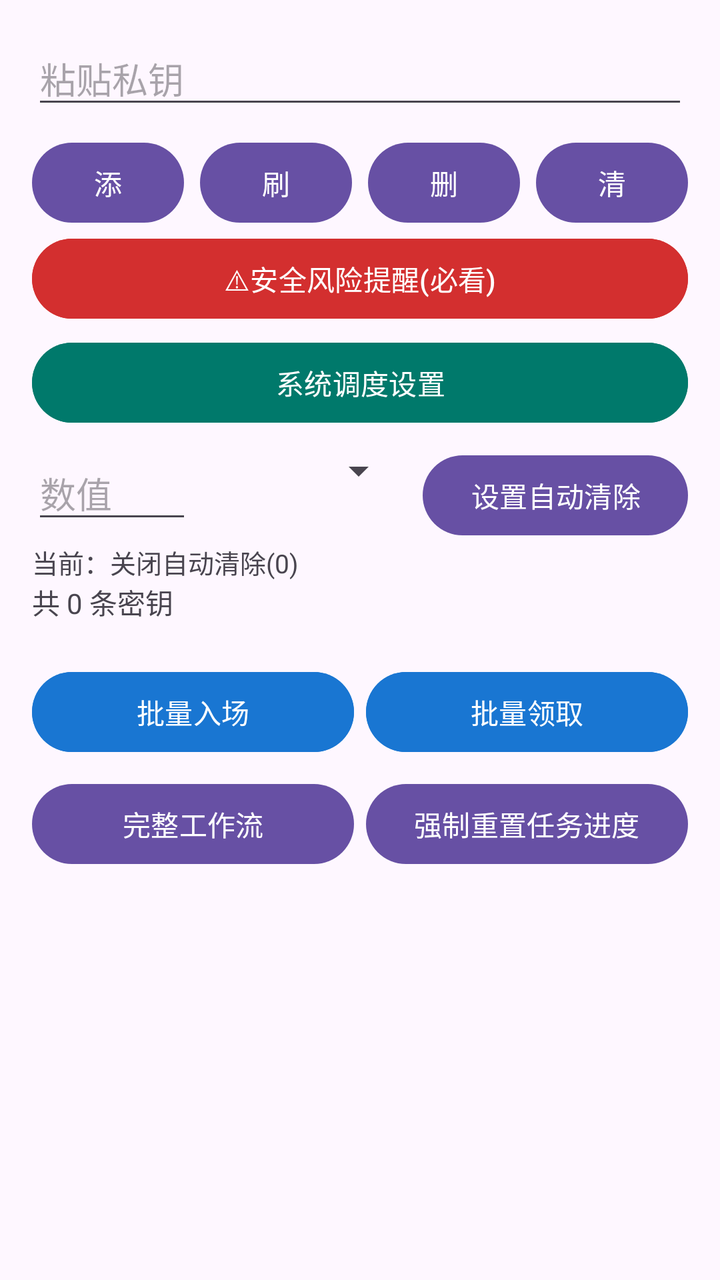
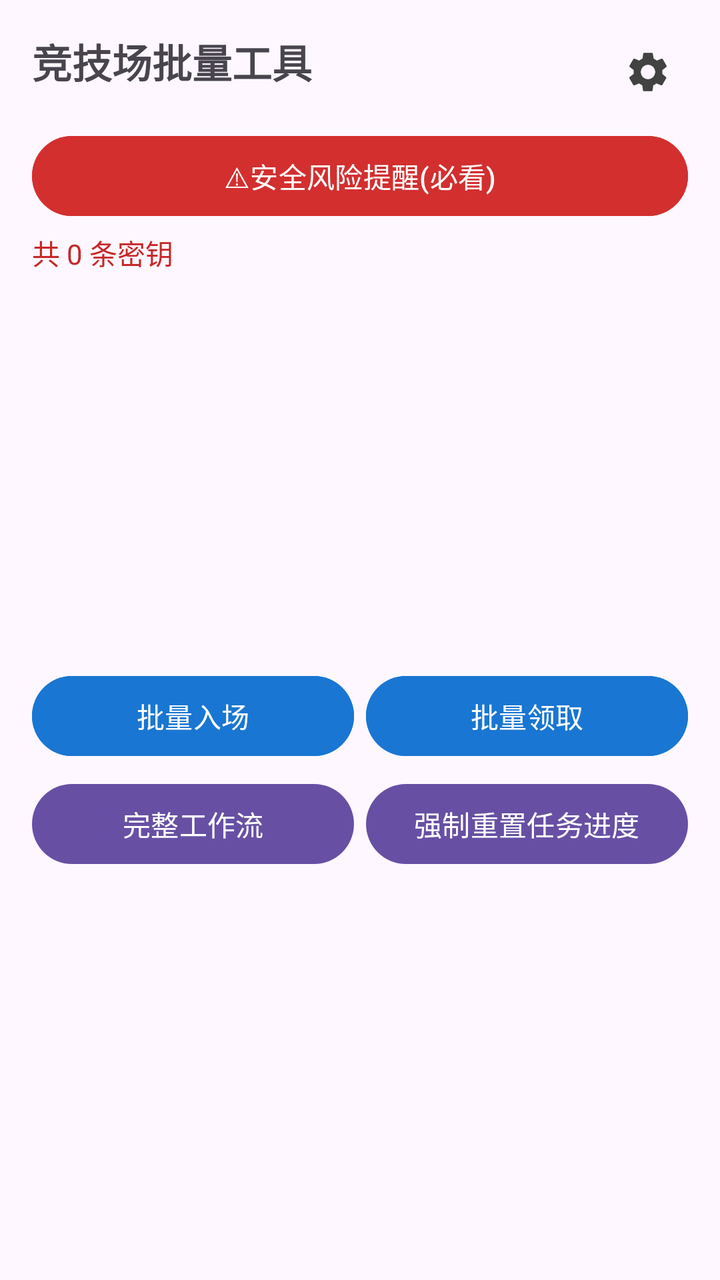

Before-and-after screenshots of an Android layout around one commit, followed by the original layout XML and the change that was made.
<!-- AndroidManifest.xml: application theme Theme.WlClient -->
<!-- res/layout/activity_main.xml -->
<?xml version="1.0" encoding="utf-8"?>
<LinearLayout xmlns:android="http://schemas.android.com/apk/res/android"
    android:id="@+id/main"
    android:layout_width="match_parent"
    android:layout_height="match_parent"
    android:orientation="vertical"
    android:padding="16dp">

    <EditText
        android:id="@+id/et_private_key"
        android:layout_width="match_parent"
        android:layout_height="wrap_content"
        android:hint="粘贴私钥"
        android:inputType="textNoSuggestions" />

    <LinearLayout
        android:layout_width="match_parent"
        android:layout_height="wrap_content"
        android:orientation="horizontal"
        android:layout_marginTop="8dp">

        <Button
            android:id="@+id/btn_add_key"
            android:layout_width="0dp"
            android:layout_height="wrap_content"
            android:layout_weight="1"
            android:maxLines="1"
            android:text="添加私钥" />
        <View
            android:layout_width="8dp"
            android:layout_height="0dp" />
        <Button
            android:id="@+id/btn_refresh_list"
            android:layout_width="0dp"
            android:layout_height="wrap_content"
            android:layout_weight="1"
            android:maxLines="1"
            android:text="刷新列表" />
        <View
            android:layout_width="8dp"
            android:layout_height="0dp" />
        <Button
            android:id="@+id/btn_remove_selected"
            android:layout_width="0dp"
            android:layout_height="wrap_content"
            android:layout_weight="1"
            android:maxLines="1"
            android:text="删除选中" />
        <View
            android:layout_width="8dp"
            android:layout_height="0dp" />
        <Button
            android:id="@+id/btn_clear_all"
            android:layout_width="0dp"
            android:layout_height="wrap_content"
            android:layout_weight="1"
            android:maxLines="1"
            android:text="清空全部" />
    </LinearLayout>

    
    <Button
        android:id="@+id/btn_security_warn"
        android:layout_width="match_parent"
        android:layout_height="wrap_content"
        android:backgroundTint="#D32F2F"
        android:textColor="#ffffff"
        android:text="⚠安全风险提醒(必看)" />

    
    <Button
        android:id="@+id/btn_sys_schedule_setting"
        android:layout_width="match_parent"
        android:layout_height="wrap_content"
        android:layout_marginTop="4dp"
        android:backgroundTint="#00796B"
        android:textColor="#ffffff"
        android:maxLines="1"
        android:text="系统调度设置" />

    
    <LinearLayout
        android:layout_width="match_parent"
        android:layout_height="wrap_content"
        android:orientation="horizontal"
        android:layout_marginTop="8dp">

        <EditText
            android:id="@+id/et_auto_clear_val"
            android:layout_width="80dp"
            android:layout_height="wrap_content"
            android:hint="数值"
            android:inputType="number" />
        <View
            android:layout_width="8dp"
            android:layout_height="0dp" />
        <Spinner
            android:id="@+id/sp_time_unit"
            android:layout_width="0dp"
            android:layout_height="wrap_content"
            android:layout_weight="1" />
        <View
            android:layout_width="8dp"
            android:layout_height="0dp" />
        <Button
            android:id="@+id/btn_set_auto_clear"
            android:layout_width="wrap_content"
            android:layout_height="wrap_content"
            android:maxLines="1"
            android:text="设置自动清除" />
    </LinearLayout>

    <TextView
        android:id="@+id/tv_auto_clear_status"
        android:layout_width="match_parent"
        android:layout_height="wrap_content"
        android:text="当前：关闭自动清除(0)"
        android:textSize="13sp" />

    <TextView
        android:id="@+id/tv_count_info"
        android:layout_width="match_parent"
        android:layout_height="wrap_content"
        android:text="共 0 条密钥" />

    <ListView
        android:id="@+id/lv_cipher_keys"
        android:layout_width="match_parent"
        android:layout_height="0dp"
        android:layout_weight="1" />

    
    <LinearLayout
        android:layout_width="match_parent"
        android:layout_height="wrap_content"
        android:orientation="horizontal"
        android:layout_marginTop="8dp">
        <Button
            android:id="@+id/btn_batch_enter"
            android:layout_width="0dp"
            android:layout_height="wrap_content"
            android:layout_weight="1"
            android:maxLines="1"
            android:backgroundTint="#1976D2"
            android:textColor="#ffffff"
            android:text="批量入场" />
        <View
            android:layout_width="6dp"
            android:layout_height="0dp" />
        <Button
            android:id="@+id/btn_batch_claim"
            android:layout_width="0dp"
            android:layout_height="wrap_content"
            android:layout_weight="1"
            android:maxLines="1"
            android:backgroundTint="#1976D2"
            android:textColor="#ffffff"
            android:text="批量领取" />
    </LinearLayout>

    
    <LinearLayout
        android:layout_width="match_parent"
        android:layout_height="wrap_content"
        android:orientation="horizontal"
        android:layout_marginTop="8dp">
        <Button
            android:id="@+id/btn_full_workflow"
            android:layout_width="0dp"
            android:layout_height="wrap_content"
            android:layout_weight="1"
            android:maxLines="1"
            android:text="完整工作流" />
        <View
            android:layout_width="6dp"
            android:layout_height="0dp" />
        <Button
            android:id="@+id/btn_reset_task"
            android:layout_width="0dp"
            android:layout_height="wrap_content"
            android:layout_weight="1"
            android:maxLines="1"
            android:ellipsize="end"
            android:text="强制重置任务进度" />
    </LinearLayout>

    <ScrollView
        android:layout_width="match_parent"
        android:layout_height="180dp"
        android:layout_marginTop="8dp">
        <TextView
            android:id="@+id/tv_log"
            android:layout_width="match_parent"
            android:layout_height="wrap_content" />
    </ScrollView>

</LinearLayout>
<!-- resources referenced by this layout -->
<resources>
  <style name="Theme.WlClient" parent="Base.Theme.WlClient" />
  <style name="Base.Theme.WlClient" parent="Theme.Material3.DayNight.NoActionBar">
          
          
      </style>
</resources>

<!-- the commit's change to res/layout/activity_main.xml (unified diff, before → after) -->
@@ -5,59 +5,27 @@
     android:layout_height="match_parent"
     android:orientation="vertical"
     android:padding="16dp">
-
-    <EditText
-        android:id="@+id/et_private_key"
+    
+    <RelativeLayout
         android:layout_width="match_parent"
         android:layout_height="wrap_content"
-        android:hint="粘贴私钥"
-        android:inputType="textNoSuggestions" />
-
-    <LinearLayout
-        android:layout_width="match_parent"
-        android:layout_height="wrap_content"
-        android:orientation="horizontal"
-        android:layout_marginTop="8dp">
-
-        <Button
-            android:id="@+id/btn_add_key"
-            android:layout_width="0dp"
+        android:layout_marginBottom="8dp">
+        <TextView
+            android:layout_width="wrap_content"
             android:layout_height="wrap_content"
-            android:layout_weight="1"
-            android:maxLines="1"
-            android:text="添加私钥" />
-        <View
-            android:layout_width="8dp"
-            android:layout_height="0dp" />
-        <Button
-            android:id="@+id/btn_refresh_list"
-            android:layout_width="0dp"
-            android:layout_height="wrap_content"
-            android:layout_weight="1"
-            android:maxLines="1"
-            android:text="刷新列表" />
-        <View
-            android:layout_width="8dp"
-            android:layout_height="0dp" />
-        <Button
-            android:id="@+id/btn_remove_selected"
-            android:layout_width="0dp"
-            android:layout_height="wrap_content"
-            android:layout_weight="1"
-            android:maxLines="1"
-            android:text="删除选中" />
-        <View
-            android:layout_width="8dp"
-            android:layout_height="0dp" />
-        <Button
-            android:id="@+id/btn_clear_all"
-            android:layout_width="0dp"
-            android:layout_height="wrap_content"
-            android:layout_weight="1"
-            android:maxLines="1"
-            android:text="清空全部" />
-    </LinearLayout>
-
+            android:text="竞技场批量工具"
+            android:textSize="20sp"
+            android:textStyle="bold" />
+        
+        <ImageButton
+            android:id="@+id/btn_setting_gear"
+            android:layout_width="40dp"
+            android:layout_height="40dp"
+            android:layout_alignParentEnd="true"
+            android:background="?attr/selectableItemBackgroundBorderless"
+            android:contentDescription="更多设置菜单"
+            android:src="@drawable/ic_gear_svg" />
+    </RelativeLayout>
     
     <Button
         android:id="@+id/btn_security_warn"
@@ -66,69 +34,22 @@
         android:backgroundTint="#D32F2F"
         android:textColor="#ffffff"
         android:text="⚠安全风险提醒(必看)" />
-
-    
-    <Button
-        android:id="@+id/btn_sys_schedule_setting"
-        android:layout_width="match_parent"
-        android:layout_height="wrap_content"
-        android:layout_marginTop="4dp"
-        android:backgroundTint="#00796B"
-        android:textColor="#ffffff"
-        android:maxLines="1"
-        android:text="系统调度设置" />
-
-    
-    <LinearLayout
-        android:layout_width="match_parent"
-        android:layout_height="wrap_content"
-        android:orientation="horizontal"
-        android:layout_marginTop="8dp">
-
-        <EditText
-            android:id="@+id/et_auto_clear_val"
-            android:layout_width="80dp"
-            android:layout_height="wrap_content"
-            android:hint="数值"
-            android:inputType="number" />
-        <View
-            android:layout_width="8dp"
-            android:layout_height="0dp" />
-        <Spinner
-            android:id="@+id/sp_time_unit"
-            android:layout_width="0dp"
-            android:layout_height="wrap_content"
-            android:layout_weight="1" />
-        <View
-            android:layout_width="8dp"
-            android:layout_height="0dp" />
-        <Button
-            android:id="@+id/btn_set_auto_clear"
-            android:layout_width="wrap_content"
-            android:layout_height="wrap_content"
-            android:maxLines="1"
-            android:text="设置自动清除" />
-    </LinearLayout>
-
-    <TextView
-        android:id="@+id/tv_auto_clear_status"
-        android:layout_width="match_parent"
-        android:layout_height="wrap_content"
-        android:text="当前：关闭自动清除(0)"
-        android:textSize="13sp" />
-
     <TextView
         android:id="@+id/tv_count_info"
         android:layout_width="match_parent"
         android:layout_height="wrap_content"
-        android:text="共 0 条密钥" />
-
+        android:text="共 0 条密钥"
+        android:textColor="#C62828"
+        android:textSize="14sp"
+        android:layout_marginTop="4dp" />
+    
     <ListView
         android:id="@+id/lv_cipher_keys"
         android:layout_width="match_parent"
         android:layout_height="0dp"
-        android:layout_weight="1" />
-
+        android:layout_weight="1"
+        android:layout_marginTop="8dp"
+        android:choiceMode="none" />
     
     <LinearLayout
         android:layout_width="match_parent"
@@ -144,9 +65,7 @@
             android:backgroundTint="#1976D2"
             android:textColor="#ffffff"
             android:text="批量入场" />
-        <View
-            android:layout_width="6dp"
-            android:layout_height="0dp" />
+        <View android:layout_width="6dp" android:layout_height="0dp" />
         <Button
             android:id="@+id/btn_batch_claim"
             android:layout_width="0dp"
@@ -157,13 +76,11 @@
             android:textColor="#ffffff"
             android:text="批量领取" />
     </LinearLayout>
-
-    
     <LinearLayout
         android:layout_width="match_parent"
         android:layout_height="wrap_content"
         android:orientation="horizontal"
-        android:layout_marginTop="8dp">
+        android:layout_marginTop="6dp">
         <Button
             android:id="@+id/btn_full_workflow"
             android:layout_width="0dp"
@@ -171,20 +88,18 @@
             android:layout_weight="1"
             android:maxLines="1"
             android:text="完整工作流" />
-        <View
-            android:layout_width="6dp"
-            android:layout_height="0dp" />
+        <View android:layout_width="6dp" android:layout_height="0dp" />
         <Button
             android:id="@+id/btn_reset_task"
             android:layout_width="0dp"
             android:layout_height="wrap_content"
             android:layout_weight="1"
             android:maxLines="1"
-            android:ellipsize="end"
             android:text="强制重置任务进度" />
     </LinearLayout>
-
+    
     <ScrollView
+        android:id="@+id/scrollView"
         android:layout_width="match_parent"
         android:layout_height="180dp"
         android:layout_marginTop="8dp">
@@ -193,5 +108,4 @@
             android:layout_width="match_parent"
             android:layout_height="wrap_content" />
     </ScrollView>
-
 </LinearLayout>
<!-- resource entries referenced after the edit -->
@@ -1,5 +1,16 @@
 <!-- resources referenced by this layout -->
 <resources>
+  <!-- drawable ic_gear_svg (drawable) -->
+  <?xml version="1.0" encoding="utf-8"?>
+  <vector xmlns:android="http://schemas.android.com/apk/res/android"
+      android:width="24dp"
+      android:height="24dp"
+      android:viewportWidth="24"
+      android:viewportHeight="24">
+      <path
+          android:fillColor="#424242"
+          android:pathData="M19.14,12.94c0.04,-0.3 0.06,-0.61 0.06,-0.94c0,-0.32 -0.02,-0.64 -0.06,-0.94l2.03,-1.58c0.18,-0.14 0.23,-0.41 0.12,-0.61l-1.92,-3.32c-0.12,-0.22 -0.37,-0.29 -0.59,-0.22l-2.39,0.96c-0.5,-0.38 -0.99,-0.7 -1.54,-0.94L14.4,2.81c-0.04,-0.24 -0.24,-0.41 -0.48,-0.41h-3.84c-0.24,0 -0.43,0.17 -0.47,0.41L9.25,5.35C8.7,5.59 8.12,5.92 7.63,6.29L5.24,5.33c-0.22,-0.08 -0.47,0 -0.59,0.22L2.74,8.87C2.62,9.08 2.66,9.34 2.86,9.48l2.03,1.58C4.84,11.36 4.8,11.69 4.8,12s0.02,0.64 0.05,0.94l-2.03,1.58c-0.18,0.14 -0.23,0.41 -0.12,0.61l1.92,3.32c0.12,0.22,0.37,0.29,0.59,0.22l2.39,-0.96c0.5,0.38,0.99,0.7,1.54,0.94l0.36,2.54c0.05,0.24,0.24,0.41,0.48,0.41h3.84c0.24,0,0.44,-0.17,0.47,-0.41l0.36,-2.54c0.55,-0.24 1.04,-0.56 1.54,-0.94l2.39,0.96c0.22,0.08,0.47,0,0.59,-0.22l1.92,-3.32c0.12,-0.22,0.07,-0.47,-0.12,-0.61M12,15.6c-1.98,0 -3.6,-1.62 -3.6,-3.6s1.62,-3.6 3.6,-3.6s3.6,1.62 3.6,3.6S13.98,15.6 12,15.6z"/>
+  </vector>
   <style name="Theme.WlClient" parent="Base.Theme.WlClient" />
   <style name="Base.Theme.WlClient" parent="Theme.Material3.DayNight.NoActionBar">
           
